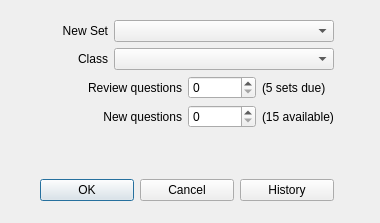
This is designer/quizgen.ui in sobjornstad/clicker-quiz-manager as Qt 5 draws it before an edit. The edited form follows.
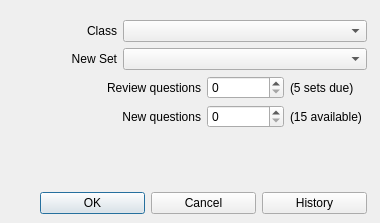
This is the edited form.

Commit message: swap class and new set combos around at Mama's suggestion

```diff
--- a/designer/quizgen.ui
+++ b/designer/quizgen.ui
@@ -13,39 +13,29 @@
   <property name="windowTitle">
    <string>Generate Quiz</string>
   </property>
-  <widget class="QWidget" name="">
+  <widget class="QWidget" name="layoutWidget">
    <property name="geometry">
     <rect>
      <x>40</x>
      <y>20</y>
-     <width>294</width>
-     <height>181</height>
+     <width>327</width>
+     <height>194</height>
     </rect>
    </property>
    <layout class="QVBoxLayout" name="verticalLayout_3">
     <item>
      <layout class="QGridLayout" name="gridLayout_4">
-      <item row="3" column="2">
+      <item row="4" column="2">
        <widget class="QSpinBox" name="newQuestions"/>
       </item>
-      <item row="3" column="3">
+      <item row="4" column="3">
        <widget class="QLabel" name="newDisplay">
         <property name="text">
          <string>(15 available)</string>
         </property>
        </widget>
       </item>
-      <item row="1" column="0">
-       <widget class="QLabel" name="classLabel">
-        <property name="text">
-         <string>Class</string>
-        </property>
-        <property name="alignment">
-         <set>Qt::AlignRight|Qt::AlignTrailing|Qt::AlignVCenter</set>
-        </property>
-       </widget>
-      </item>
-      <item row="3" column="0" colspan="2">
+      <item row="4" column="0" colspan="2">
        <widget class="QLabel" name="label_2">
         <property name="minimumSize">
          <size>
@@ -61,7 +51,7 @@
         </property>
        </widget>
       </item>
-      <item row="2" column="0" colspan="2">
+      <item row="3" column="0" colspan="2">
        <widget class="QLabel" name="label">
         <property name="text">
          <string>Review questions</string>
@@ -71,7 +61,7 @@
         </property>
        </widget>
       </item>
-      <item row="2" column="2">
+      <item row="3" column="2">
        <widget class="QSpinBox" name="revQuestions">
         <property name="minimumSize">
          <size>
@@ -90,7 +80,7 @@
         </property>
        </widget>
       </item>
-      <item row="2" column="3">
+      <item row="3" column="3">
        <widget class="QLabel" name="reviewDisplay">
         <property name="text">
          <string>(5 sets due)</string>
@@ -98,9 +88,22 @@
        </widget>
       </item>
       <item row="0" column="1" colspan="3">
+       <widget class="QComboBox" name="classCombo"/>
+      </item>
+      <item row="2" column="1" colspan="3">
        <widget class="QComboBox" name="setCombo"/>
       </item>
       <item row="0" column="0">
+       <widget class="QLabel" name="classLabel">
+        <property name="text">
+         <string>Class</string>
+        </property>
+        <property name="alignment">
+         <set>Qt::AlignRight|Qt::AlignTrailing|Qt::AlignVCenter</set>
+        </property>
+       </widget>
+      </item>
+      <item row="2" column="0">
        <widget class="QLabel" name="setLabel">
         <property name="text">
          <string>New Set</string>
@@ -110,9 +113,6 @@
         </property>
        </widget>
       </item>
-      <item row="1" column="1" colspan="3">
-       <widget class="QComboBox" name="classCombo"/>
-      </item>
      </layout>
     </item>
     <item>
```
Left out of the diff: 25 changed lines with no effect on the pictures.
